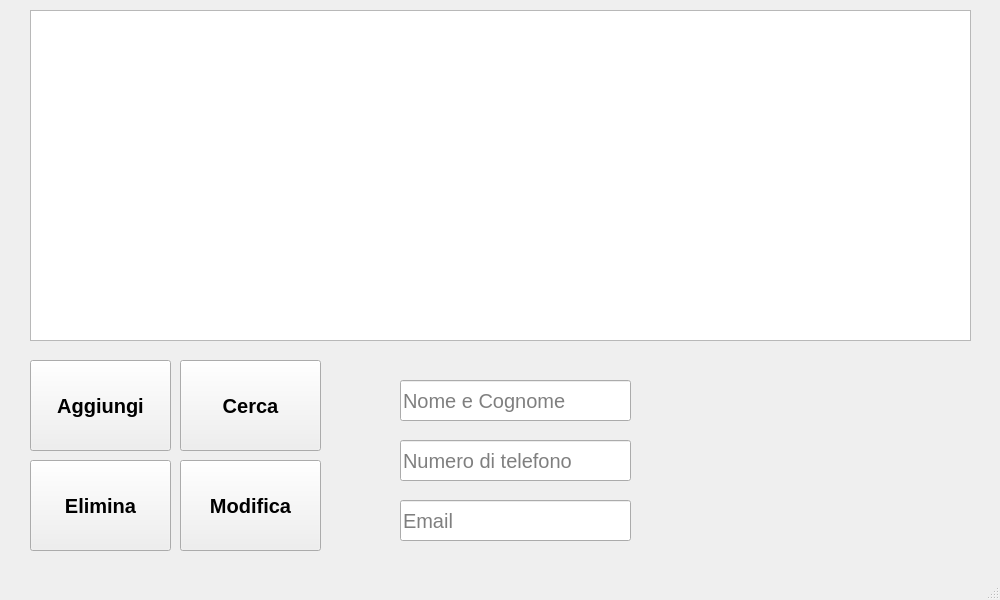
MattiaP7/Rubrica-GUI, file mainwindow.ui: the form before one commit.
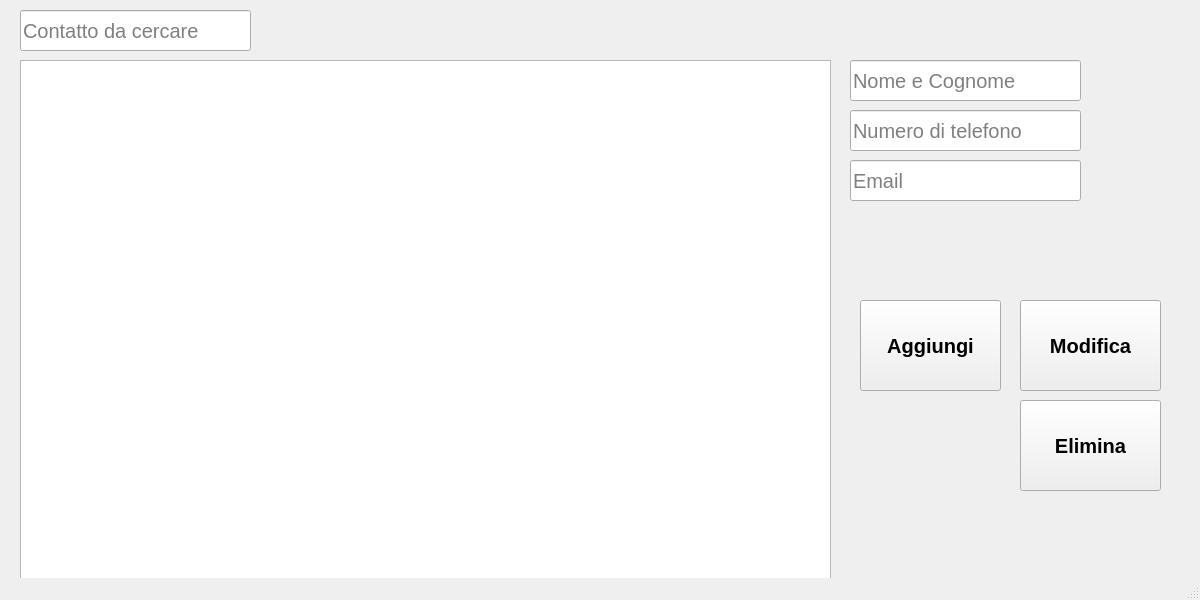
The form after the commit.

Commit message: Update search function

Diff of the .ui file:
```diff
--- a/mainwindow.ui
+++ b/mainwindow.ui
@@ -6,19 +6,19 @@
    <rect>
     <x>0</x>
     <y>0</y>
-    <width>1000</width>
+    <width>1200</width>
     <height>600</height>
    </rect>
   </property>
   <property name="minimumSize">
    <size>
-    <width>1000</width>
+    <width>1200</width>
     <height>600</height>
    </size>
   </property>
   <property name="maximumSize">
    <size>
-    <width>1000</width>
+    <width>1200</width>
     <height>600</height>
    </size>
   </property>
@@ -29,8 +29,8 @@
    <widget class="QPushButton" name="btnAggiungi">
     <property name="geometry">
      <rect>
-      <x>30</x>
-      <y>360</y>
+      <x>860</x>
+      <y>300</y>
       <width>141</width>
       <height>91</height>
      </rect>
@@ -49,33 +49,11 @@
      <string>Ctrl+P</string>
     </property>
    </widget>
-   <widget class="QPushButton" name="btnCerca">
-    <property name="geometry">
-     <rect>
-      <x>180</x>
-      <y>360</y>
-      <width>141</width>
-      <height>91</height>
-     </rect>
-    </property>
-    <property name="font">
-     <font>
-      <pointsize>15</pointsize>
-      <bold>true</bold>
-     </font>
-    </property>
-    <property name="text">
-     <string>Cerca</string>
-    </property>
-    <property name="shortcut">
-     <string>Ctrl+F</string>
-    </property>
-   </widget>
    <widget class="QPushButton" name="btnElimina">
     <property name="geometry">
      <rect>
-      <x>30</x>
-      <y>460</y>
+      <x>1020</x>
+      <y>400</y>
       <width>141</width>
       <height>91</height>
      </rect>
@@ -96,8 +74,8 @@
    <widget class="QLineEdit" name="inputNome">
     <property name="geometry">
      <rect>
-      <x>400</x>
-      <y>380</y>
+      <x>850</x>
+      <y>60</y>
       <width>231</width>
       <height>41</height>
      </rect>
@@ -114,8 +92,8 @@
    <widget class="QLineEdit" name="inputTelefono">
     <property name="geometry">
      <rect>
-      <x>400</x>
-      <y>440</y>
+      <x>850</x>
+      <y>110</y>
       <width>231</width>
       <height>41</height>
      </rect>
@@ -132,8 +110,8 @@
    <widget class="QLineEdit" name="inputEmail">
     <property name="geometry">
      <rect>
-      <x>400</x>
-      <y>500</y>
+      <x>850</x>
+      <y>160</y>
       <width>231</width>
       <height>41</height>
      </rect>
@@ -150,10 +128,10 @@
    <widget class="QTableWidget" name="tableWidget">
     <property name="geometry">
      <rect>
-      <x>30</x>
-      <y>10</y>
-      <width>941</width>
-      <height>331</height>
+      <x>20</x>
+      <y>60</y>
+      <width>811</width>
+      <height>541</height>
      </rect>
     </property>
     <property name="font">
@@ -168,8 +146,8 @@
    <widget class="QPushButton" name="btnModifica">
     <property name="geometry">
      <rect>
-      <x>180</x>
-      <y>460</y>
+      <x>1020</x>
+      <y>300</y>
       <width>141</width>
       <height>91</height>
      </rect>
@@ -187,6 +165,42 @@
      <string>Ctrl+M</string>
     </property>
    </widget>
+   <widget class="QLineEdit" name="inputSearch">
+    <property name="geometry">
+     <rect>
+      <x>20</x>
+      <y>10</y>
+      <width>231</width>
+      <height>41</height>
+     </rect>
+    </property>
+    <property name="font">
+     <font>
+      <pointsize>15</pointsize>
+     </font>
+    </property>
+    <property name="placeholderText">
+     <string>Contatto da cercare</string>
+    </property>
+   </widget>
+   <widget class="QLabel" name="countTelefono">
+    <property name="geometry">
+     <rect>
+      <x>1090</x>
+      <y>110</y>
+      <width>81</width>
+      <height>31</height>
+     </rect>
+    </property>
+    <property name="font">
+     <font>
+      <pointsize>15</pointsize>
+     </font>
+    </property>
+    <property name="text">
+     <string/>
+    </property>
+   </widget>
   </widget>
   <widget class="QMenuBar" name="menubar">
    <property name="geometry">
```
Left out of the diff: 2 changed lines with no effect on the pictures. The commit also changes 4 other files.
